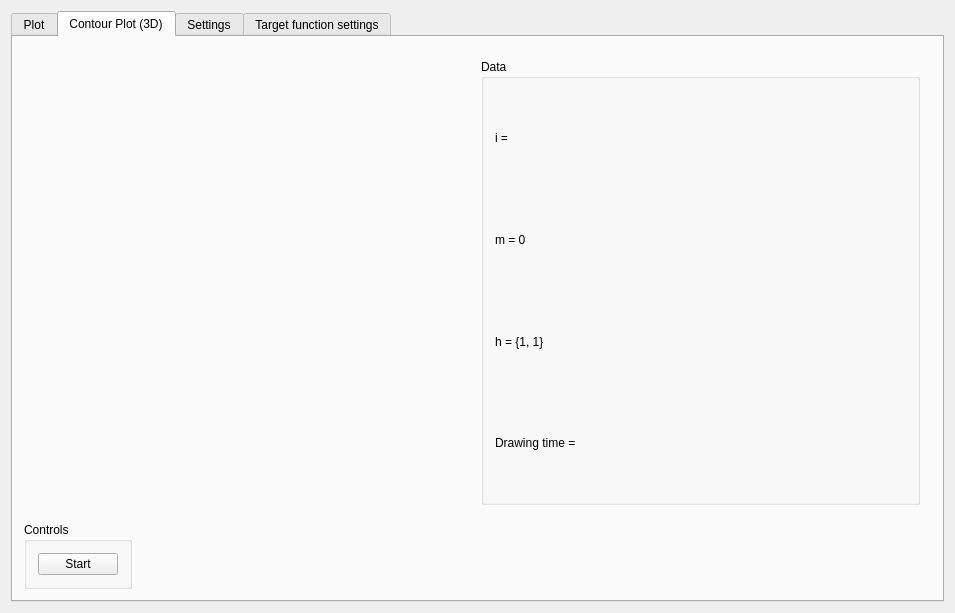
Before: the Qt Designer form mainwindow.ui in Tomev-IBS/KerDEP, drawn with Qt 5.
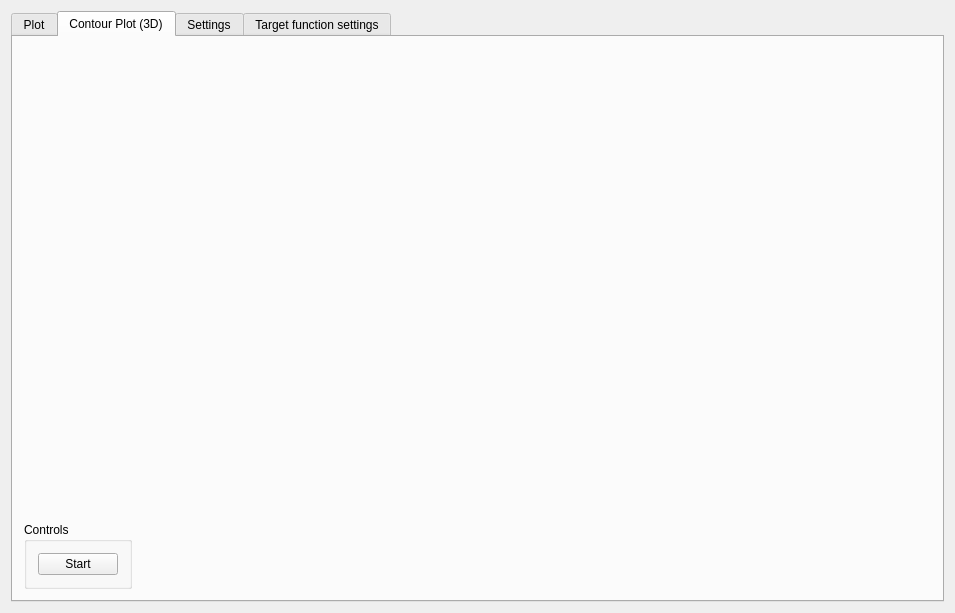
After: the same form once the commit is applied. Custom widgets are drawn as their Qt base class.

Commit message: Contour plot is now wider, and has texts on it.

Patch:
```diff
--- a/mainwindow.ui
+++ b/mainwindow.ui
@@ -123,43 +123,6 @@
            <item>
             <widget class="QWidget" name="widget_contour_plot" native="true"/>
            </item>
-           <item>
-            <widget class="QGroupBox" name="groupBox_contour_plot_data">
-             <property name="title">
-              <string>Data</string>
-             </property>
-             <layout class="QVBoxLayout" name="verticalLayout_11">
-              <item>
-               <widget class="QLabel" name="label_contour_plot_i">
-                <property name="text">
-                 <string>i = </string>
-                </property>
-               </widget>
-              </item>
-              <item>
-               <widget class="QLabel" name="label_contour_plot_m">
-                <property name="text">
-                 <string>m = 0</string>
-                </property>
-               </widget>
-              </item>
-              <item>
-               <widget class="QLabel" name="label_contour_plot_h">
-                <property name="text">
-                 <string>h = {1, 1}</string>
-                </property>
-               </widget>
-              </item>
-              <item>
-               <widget class="QLabel" name="label_contour_plot_drawing_time">
-                <property name="text">
-                 <string>Drawing time = </string>
-                </property>
-               </widget>
-              </item>
-             </layout>
-            </widget>
-           </item>
           </layout>
          </widget>
         </item>
```
The commit also changes 2 other files.
